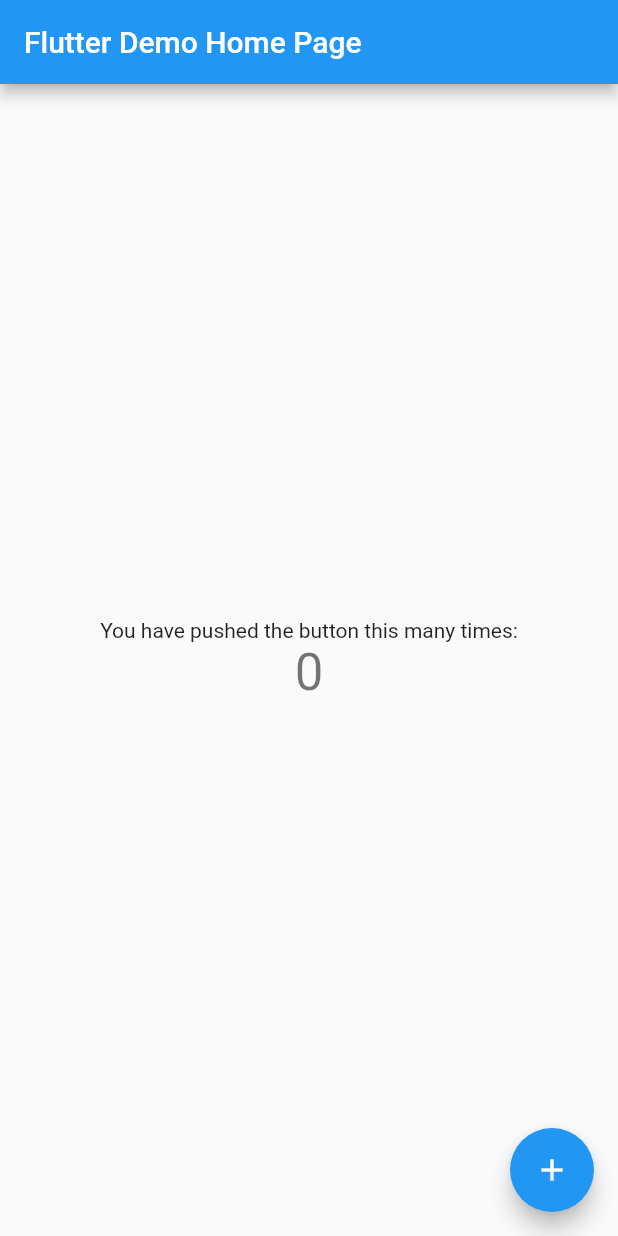
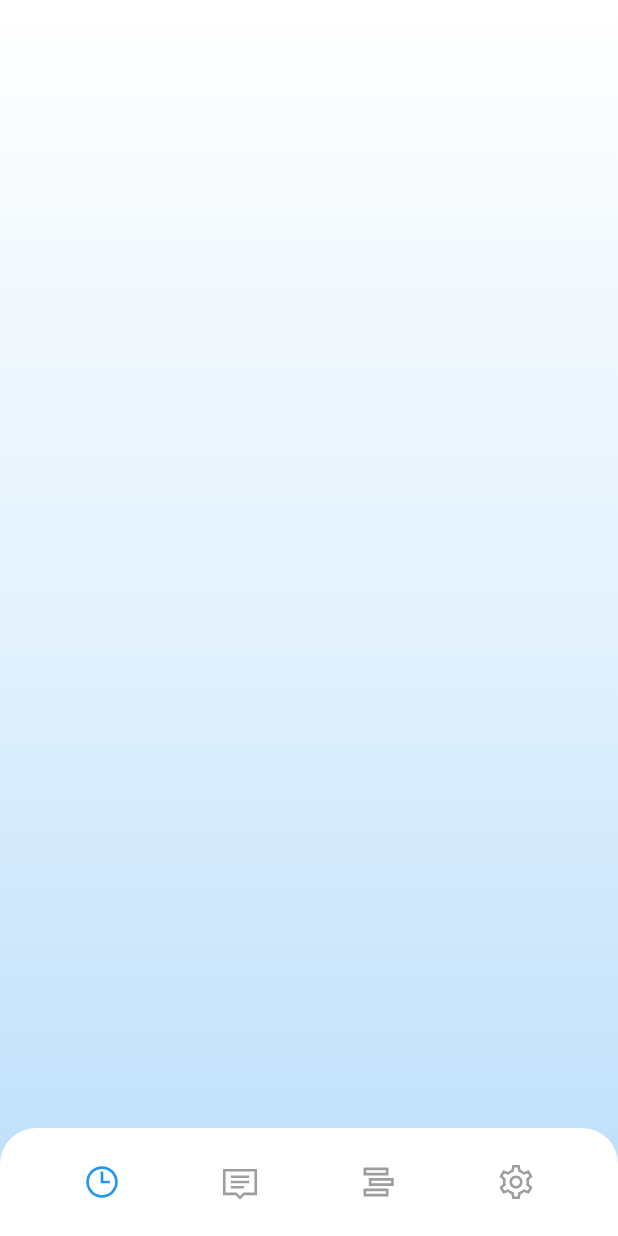
Before and after one commit to jyryuitpro/lecture, a Flutter app: the screen it shows after launch, on a phone screen of 412 x 824 dp. Run offline on Flutter 3.47's test engine with Material 2 defaults, Android fonts, the phone set to English and light mode, and no system bars; our stand-ins replace line_icons.

Commit message:
Lecture App Part 1

```diff
--- a/lib/main.dart
+++ b/lib/main.dart
@@ -1,115 +1,21 @@
 import 'package:flutter/material.dart';
+import 'package:lecture/screens/lecture_home_page.dart';
 
 void main() {
-  runApp(const MyApp());
+  runApp(const LectureApp());
 }
 
-class MyApp extends StatelessWidget {
-  const MyApp({Key? key}) : super(key: key);
+class LectureApp extends StatelessWidget {
+  const LectureApp({Key? key}) : super(key: key);
 
-  // This widget is the root of your application.
   @override
   Widget build(BuildContext context) {
     return MaterialApp(
-      title: 'Flutter Demo',
-      theme: ThemeData(
-        // This is the theme of your application.
-        //
-        // Try running your application with "flutter run". You'll see the
-        // application has a blue toolbar. Then, without quitting the app, try
-        // changing the primarySwatch below to Colors.green and then invoke
-        // "hot reload" (press "r" in the console where you ran "flutter run",
-        // or simply save your changes to "hot reload" in a Flutter IDE).
-        // Notice that the counter didn't reset back to zero; the application
-        // is not restarted.
-        primarySwatch: Colors.blue,
-      ),
-      home: const MyHomePage(title: 'Flutter Demo Home Page'),
+      debugShowCheckedModeBanner: false,
+      initialRoute: "/",
+      routes: {
+        "/": (context) => LectureHomePage(),
+      },
     );
   }
 }
-
-class MyHomePage extends StatefulWidget {
-  const MyHomePage({Key? key, required this.title}) : super(key: key);
-
-  // This widget is the home page of your application. It is stateful, meaning
-  // that it has a State object (defined below) that contains fields that affect
-  // how it looks.
-
-  // This class is the configuration for the state. It holds the values (in this
-  // case the title) provided by the parent (in this case the App widget) and
-  // used by the build method of the State. Fields in a Widget subclass are
-  // always marked "final".
-
-  final String title;
-
-  @override
-  State<MyHomePage> createState() => _MyHomePageState();
-}
-
-class _MyHomePageState extends State<MyHomePage> {
-  int _counter = 0;
-
-  void _incrementCounter() {
-    setState(() {
-      // This call to setState tells the Flutter framework that something has
-      // changed in this State, which causes it to rerun the build method below
-      // so that the display can reflect the updated values. If we changed
-      // _counter without calling setState(), then the build method would not be
-      // called again, and so nothing would appear to happen.
-      _counter++;
-    });
-  }
-
-  @override
-  Widget build(BuildContext context) {
-    // This method is rerun every time setState is called, for instance as done
-    // by the _incrementCounter method above.
-    //
-    // The Flutter framework has been optimized to make rerunning build methods
-    // fast, so that you can just rebuild anything that needs updating rather
-    // than having to individually change instances of widgets.
-    return Scaffold(
-      appBar: AppBar(
-        // Here we take the value from the MyHomePage object that was created by
-        // the App.build method, and use it to set our appbar title.
-        title: Text(widget.title),
-      ),
-      body: Center(
-        // Center is a layout widget. It takes a single child and positions it
-        // in the middle of the parent.
-        child: Column(
-          // Column is also a layout widget. It takes a list of children and
-          // arranges them vertically. By default, it sizes itself to fit its
-          // children horizontally, and tries to be as tall as its parent.
-          //
-          // Invoke "debug painting" (press "p" in the console, choose the
-          // "Toggle Debug Paint" action from the Flutter Inspector in Android
-          // Studio, or the "Toggle Debug Paint" command in Visual Studio Code)
-          // to see the wireframe for each widget.
-          //
-          // Column has various properties to control how it sizes itself and
-          // how it positions its children. Here we use mainAxisAlignment to
-          // center the children vertically; the main axis here is the vertical
-          // axis because Columns are vertical (the cross axis would be
-          // horizontal).
-          mainAxisAlignment: MainAxisAlignment.center,
-          children: <Widget>[
-            const Text(
-              'You have pushed the button this many times:',
-            ),
-            Text(
-              '$_counter',
-              style: Theme.of(context).textTheme.headline4,
-            ),
-          ],
-        ),
-      ),
-      floatingActionButton: FloatingActionButton(
-        onPressed: _incrementCounter,
-        tooltip: 'Increment',
-        child: const Icon(Icons.add),
-      ), // This trailing comma makes auto-formatting nicer for build methods.
-    );
-  }
-}
--- /dev/null
+++ b/lib/screens/lecture_home_page.dart
@@ -0,0 +1,110 @@
+import 'package:flutter/material.dart';
+import 'package:line_icons/line_icons.dart';
+
+class LectureHomePage extends StatefulWidget {
+  const LectureHomePage({Key? key}) : super(key: key);
+
+  @override
+  _LectureHomePageState createState() => _LectureHomePageState();
+}
+
+class _LectureHomePageState extends State<LectureHomePage> {
+  int bottomTab = 0;
+
+  @override
+  Widget build(BuildContext context) {
+    return Scaffold(
+      body: Stack(
+        children: [
+          Positioned(
+            left: 0,
+            bottom: 0,
+            right: 0,
+            top: 0,
+            child: Container(
+              decoration: BoxDecoration(
+                gradient: LinearGradient(
+                  begin: Alignment.topCenter,
+                  end: Alignment.bottomCenter,
+                  colors: [
+                    Colors.white,
+                    Colors.blue[50]!,
+                    Colors.blue[100]!,
+                  ],
+                ),
+              ),
+            ),
+          ),
+          Positioned(
+            left: 0,
+            bottom: 0,
+            right: 0,
+            child: Container(
+              decoration: const BoxDecoration(
+                color: Colors.white,
+                borderRadius: BorderRadius.only(
+                  topLeft: Radius.circular(24.0),
+                  topRight: Radius.circular(24.0),
+                ),
+              ),
+              height: 72,
+              child: Row(
+                mainAxisAlignment: MainAxisAlignment.spaceEvenly,
+                children: [
+                  IconButton(
+                    iconSize: 28,
+                    onPressed: () {
+                      setState(() {
+                        bottomTab = 0;
+                      });
+                    },
+                    icon: const Icon(
+                      LineIcons.clock,
+                    ),
+                    color: bottomTab == 0 ? Colors.blue : Colors.grey,
+                  ),
+                  IconButton(
+                    iconSize: 28,
+                    onPressed: () {
+                      setState(() {
+                        bottomTab = 1;
+                      });
+                    },
+                    icon: const Icon(
+                      LineIcons.comment,
+                    ),
+                    color: bottomTab == 1 ? Colors.blue : Colors.grey,
+                  ),
+                  IconButton(
+                    iconSize: 28,
+                    onPressed: () {
+                      setState(() {
+                        bottomTab = 2;
+                      });
+                    },
+                    icon: const Icon(
+                      LineIcons.stream,
+                    ),
+                    color: bottomTab == 2 ? Colors.blue : Colors.grey,
+                  ),
+                  IconButton(
+                    iconSize: 28,
+                    onPressed: () {
+                      setState(() {
+                        bottomTab = 3;
+                      });
+                    },
+                    icon: const Icon(
+                      LineIcons.cog,
+                    ),
+                    color: bottomTab == 3 ? Colors.blue : Colors.grey,
+                  ),
+                ],
+              ),
+            ),
+          ),
+        ],
+      ),
+    );
+  }
+}
--- a/pubspec.yaml
+++ b/pubspec.yaml
@@ -34,6 +34,12 @@ dependencies:
   # The following adds the Cupertino Icons font to your application.
   # Use with the CupertinoIcons class for iOS style icons.
   cupertino_icons: ^1.0.2
+  google_fonts: ^2.1.0
+  badges: ^2.0.1
+  provider: ^6.0.1
+  get: ^4.3.8
+  riverpod: ^1.0.0
+  line_icons: ^2.0.1
 
 dev_dependencies:
   flutter_test:
```
Also changed, not shown: pubspec.lock, 6 other files.
